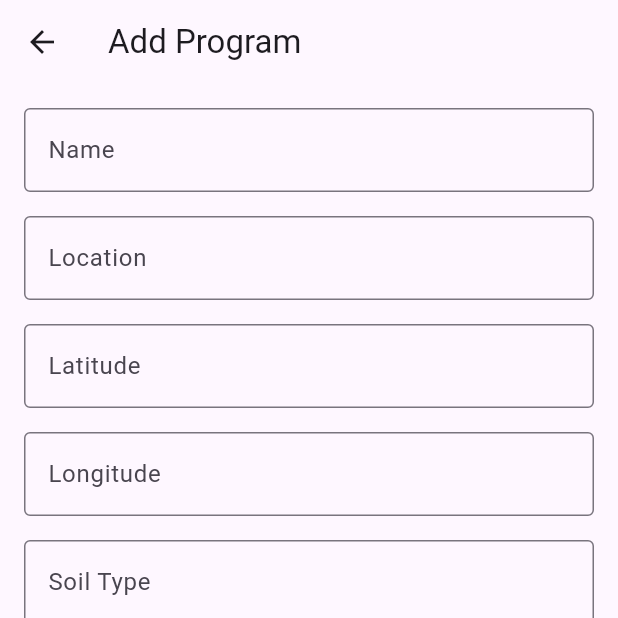
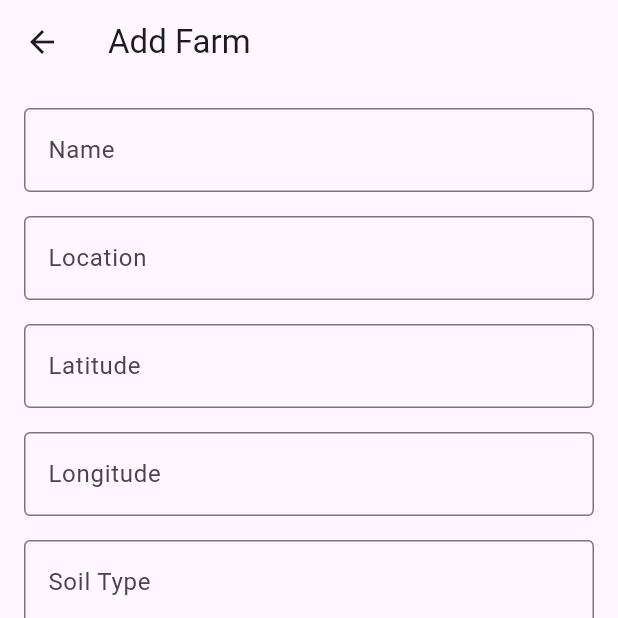
Before and after one commit to daberphl-10/flutter, a Flutter app: the DashboardWrapper screen opened directly, after a tap on the "add" icon, on a phone screen of 412 x 824 dp, the top half of it. Run offline on Flutter 3.47's test engine with Material 3 defaults, Android fonts, the phone set to English and light mode, and no system bars; our stand-ins replace shared_preferences; accounts and stored records are empty; network calls fail.

Commit message:
changes po sa services tas program ginawa ko ng farm

```diff
--- a/lib/app_providers_wrapper.dart
+++ b/lib/app_providers_wrapper.dart
@@ -12,7 +12,7 @@ class AppProvidersWrapper extends StatelessWidget {
   Widget build(BuildContext context) {
     return MultiProvider(
       providers: [
-        ChangeNotifierProvider(create: (_) => ProgramProvider()),
+        ChangeNotifierProvider(create: (_) => FarmProvider()),
         ChangeNotifierProvider(create: (_) => NameProvider()),
         ChangeNotifierProvider(create: (_) => CacaoProvider()),
       ],
--- a/lib/models/program.dart
+++ b/lib/models/program.dart
@@ -1,4 +1,4 @@
-class Program {
+class Farm {
       final int? id;
       final String? name;
       final String? location;
@@ -7,27 +7,33 @@ class Program {
       final String? soil_type;
       final double? area_hectares;
 
-
-
-Program({
+      Farm({
             this.id,
-      required this.name,
-      required this.location,
-      required this.latitude,
-      required this.longitude,
-      required this.soil_type,
-      required this.area_hectares,
+            this.name,
+            this.location,
+            this.latitude,
+            this.longitude,
+            this.soil_type,
+            this.area_hectares,
       });
 
+      // Helper to parse numeric values that may arrive as strings or numbers
+      static double? _parseDouble(dynamic v) {
+            if (v == null) return null;
+            if (v is double) return v;
+            if (v is int) return v.toDouble();
+            if (v is String) return double.tryParse(v);
+            return null;
+      }
 
-factory Program.fromJson(Map<String, dynamic> json) => Program(
-      id: json["id"],
-      name: json["name"],
-      location: json["location"],
-      latitude: json["latitude"]?.toDouble(),
-      longitude: json["longitude"]?.toDouble(),
-      soil_type: json["soil_type"],
-      area_hectares: json["area_hectares"]?.toDouble(),
+      factory Farm.fromJson(Map<String, dynamic> json) => Farm(
+                        id: json["id"] is int ? json["id"] as int : (json["id"] != null ? int.tryParse(json["id"].toString()) : null),
+                        name: json["name"]?.toString(),
+                        location: json["location"]?.toString(),
+                        latitude: _parseDouble(json["latitude"]),
+                        longitude: _parseDouble(json["longitude"]),
+                        soil_type: json["soil_type"]?.toString(),
+                        area_hectares: _parseDouble(json["area_hectares"]),
                   );
 
 Map<String, dynamic> toJson() => {
--- a/lib/providers/program_provider.dart
+++ b/lib/providers/program_provider.dart
@@ -2,33 +2,33 @@ import 'package:flutter/material.dart';
 import '../models/program.dart';
 import '../services/program_service.dart';
 
-class ProgramProvider with ChangeNotifier {
-  List<Program> programs = [];
+class FarmProvider with ChangeNotifier {
+  List<Farm> farms = [];
   bool isLoading = false;
 
-  final ProgramService _service = ProgramService();
+  final FarmService _service = FarmService();
 
-  Future loadPrograms() async {
+  Future loadFarms() async {
     isLoading = true;
     notifyListeners();
 
-    programs = await _service.getPrograms();
+    farms = await _service.getFarms();
     isLoading = false;
     notifyListeners();
   }
 
-  Future<void> createProgram(Program program) async {
-    await _service.createProgram(program);
-    await loadPrograms();
+  Future<void> createFarm(Farm farm) async {
+    await _service.createFarm(farm);
+    await loadFarms();
   }
 
-  Future<void> updateProgram(Program program) async {
-    await _service.updateProgram(program);
-    await loadPrograms();
+  Future<void> updateFarm(Farm farm) async {
+    await _service.updateFarm(farm);
+    await loadFarms();
   }
 
-  Future<void> deleteProgram(int id) async {
-    await _service.deleteProgram(id);
-    await loadPrograms();
+  Future<void> deleteFarm(int id) async {
+    await _service.deleteFarm(id);
+    await loadFarms();
   }
 }
--- a/lib/screens/cacao_list_screen.dart
+++ b/lib/screens/cacao_list_screen.dart
@@ -91,7 +91,7 @@ class _CacaoListScreenState extends State<CacaoListScreen> {
                 final cacao = cacaos[index];
                 return ListTile(
                   title: Text(cacao.variety ?? 'Unknown Variety'),
-                  subtitle: Text('Block: ${cacao.blockName ?? 'N/A'}'),
+                  subtitle: Text('Block: ${cacao.block_name ?? 'N/A'}'),
                   trailing: Row(
                     mainAxisSize: MainAxisSize.min,
                     children: [
--- a/lib/screens/dashboard_wrapper.dart
+++ b/lib/screens/dashboard_wrapper.dart
@@ -13,7 +13,7 @@ class _DashboardWrapperState extends State<DashboardWrapper> {
   int _selectedIndex = 0;
 
   static const List<Widget> _screens = <Widget>[
-    ProgramListScreen(),
+    FarmListScreen(),
     CacaoListScreen(),
   ];
 
--- a/lib/screens/program_form_screen.dart
+++ b/lib/screens/program_form_screen.dart
@@ -2,16 +2,16 @@ import 'package:flutter/material.dart';
 import '../models/program.dart';
 import '../services/api_service.dart';
 
-class ProgramFormScreen extends StatefulWidget {
-  final Program? program; // null for create, Program for edit
+class FarmFormScreen extends StatefulWidget {
+  final Farm? farm; // null for create, Farm for edit
 
-  const ProgramFormScreen({super.key, this.program});
+  const FarmFormScreen({super.key, this.farm});
 
   @override
-  State<ProgramFormScreen> createState() => _ProgramFormScreenState();
+  State<FarmFormScreen> createState() => _FarmFormScreenState();
 }
 
-class _ProgramFormScreenState extends State<ProgramFormScreen> {
+class _FarmFormScreenState extends State<FarmFormScreen> {
   final _formKey = GlobalKey<FormState>();
   final _nameController = TextEditingController();
   final _locationController = TextEditingController();
@@ -25,13 +25,14 @@ class _ProgramFormScreenState extends State<ProgramFormScreen> {
   @override
   void initState() {
     super.initState();
-    if (widget.program != null) {
-      _nameController.text = widget.program!.name ?? '';
-      _locationController.text = widget.program!.location ?? '' ;
-      _latitudeController.text = widget.program!.latitude.toString();
-      _longitudeController.text = widget.program!.longitude.toString();
-      _soilTypeController.text = widget.program!.soil_type ?? '';
-      _areaHectaresController.text = widget.program!.area_hectares.toString();
+    if (widget.farm != null) {
+      _nameController.text = widget.farm!.name ?? '';
+      _locationController.text = widget.farm!.location ?? '';
+      _latitudeController.text = widget.farm!.latitude?.toString() ?? '';
+      _longitudeController.text = widget.farm!.longitude?.toString() ?? '';
+      _soilTypeController.text = widget.farm!.soil_type ?? '';
+      _areaHectaresController.text =
+          widget.farm!.area_hectares?.toString() ?? '';
     }
   }
 
@@ -47,7 +48,7 @@ class _ProgramFormScreenState extends State<ProgramFormScreen> {
     super.dispose();
   }
 
-  Future<void> _saveProgram() async {
+  Future<void> _saveFarm() async {
     if (!_formKey.currentState!.validate()) return;
 
     setState(() {
@@ -55,8 +56,8 @@ class _ProgramFormScreenState extends State<ProgramFormScreen> {
     });
 
     try {
-      final program = Program(
-        id: widget.program?.id,
+      final farm = Farm(
+        id: widget.farm?.id,
         name: _nameController.text.trim(),
         location: _locationController.text.trim(),
         latitude: double.parse(_latitudeController.text.trim()),
@@ -65,17 +66,17 @@ class _ProgramFormScreenState extends State<ProgramFormScreen> {
         area_hectares: double.parse(_areaHectaresController.text.trim()),
       );
 
-      if (widget.program == null) {
-        // Create new program
-        await ApiService.createProgram(program);
+      if (widget.farm == null) {
+        // Create new farm
+        await ApiService.createFarm(farm);
         if (mounted) {
           ScaffoldMessenger.of(context).showSnackBar(
             const SnackBar(content: Text('Farm created successfully')),
           );
         }
       } else {
-        // Update existing program
-        await ApiService.updateProgram(program);
+        // Update existing farm
+        await ApiService.updateFarm(farm);
         if (mounted) {
           ScaffoldMessenger.of(context).showSnackBar(
             const SnackBar(content: Text('Farm updated successfully')),
@@ -105,7 +106,7 @@ class _ProgramFormScreenState extends State<ProgramFormScreen> {
   Widget build(BuildContext context) {
     return Scaffold(
       appBar: AppBar(
-        title: Text(widget.program == null ? 'Add Program' : 'Edit Program'),
+        title: Text(widget.farm == null ? 'Add Farm' : 'Edit Farm'),
         actions: [
           if (_isLoading)
             const Padding(
@@ -241,7 +242,7 @@ class _ProgramFormScreenState extends State<ProgramFormScreen> {
                 ),
                 const SizedBox(height: 24),
                 ElevatedButton(
-                  onPressed: _isLoading ? null : _saveProgram,
+                  onPressed: _isLoading ? null : _saveFarm,
                   child: Text(_isLoading ? 'Saving...' : 'Save'),
                 ),
               ],
--- a/lib/screens/program_list_screen.dart
+++ b/lib/screens/program_list_screen.dart
@@ -4,19 +4,19 @@ import '../models/program.dart';
 import '../services/api_service.dart';
 import 'program_form_screen.dart';
 
-class ProgramListScreen extends StatefulWidget {
-  const ProgramListScreen({super.key});
+class FarmListScreen extends StatefulWidget {
+  const FarmListScreen({super.key});
   @override
-  State<ProgramListScreen> createState() => _ProgramListScreenState();
+  State<FarmListScreen> createState() => _FarmListScreenState();
 }
 
-class _ProgramListScreenState extends State<ProgramListScreen> {
-  late Future<List<Program>> _programList;
+class _FarmListScreenState extends State<FarmListScreen> {
+  late Future<List<Farm>> _farmList;
 
   @override
   void initState() {
     super.initState();
-    _refreshPrograms();
+    _refreshFarms();
   }
 
   // void getToken() async {
@@ -25,40 +25,40 @@ class _ProgramListScreenState extends State<ProgramListScreen> {
 
   // }
 
-  void _refreshPrograms() {
+  void _refreshFarms() {
     setState(() {
-      _programList = ApiService.getPrograms();
+      _farmList = ApiService.getFarms();
     });
   }
 
-  Future<void> _addProgram() async {
+  Future<void> _addFarm() async {
     final result = await Navigator.push(
       context,
-      MaterialPageRoute(builder: (context) => const ProgramFormScreen()),
+      MaterialPageRoute(builder: (context) => const FarmFormScreen()),
     );
     if (result == true) {
-      _refreshPrograms();
+      _refreshFarms();
     }
   }
 
-  Future<void> _editProgram(Program program) async {
+  Future<void> _editFarm(Farm farm) async {
     final result = await Navigator.push(
       context,
       MaterialPageRoute(
-        builder: (context) => ProgramFormScreen(program: program),
+        builder: (context) => FarmFormScreen(farm: farm),
       ),
     );
     if (result == true) {
-      _refreshPrograms();
+      _refreshFarms();
     }
   }
 
-  Future<void> _deleteProgram(Program program) async {
+  Future<void> _deleteFarm(Farm farm) async {
     final confirmed = await showDialog<bool>(
       context: context,
       builder: (context) => AlertDialog(
         title: const Text('Delete Program'),
-        content: Text('Are you sure you want to delete "${program.name}"?'),
+        content: Text('Are you sure you want to delete "${farm.name}"?'),
         actions: [
           TextButton(
             onPressed: () => Navigator.pop(context, false),
@@ -74,12 +74,12 @@ class _ProgramListScreenState extends State<ProgramListScreen> {
 
     if (confirmed == true) {
       try {
-        await ApiService.deleteProgram(program.id!);
+        await ApiService.deleteFarm(farm.id!);
         if (mounted) {
           ScaffoldMessenger.of(context).showSnackBar(
             const SnackBar(content: Text('Program deleted successfully')),
           );
-          _refreshPrograms();
+          _refreshFarms();
         }
       } catch (e) {
         if (mounted) {
@@ -95,8 +95,8 @@ class _ProgramListScreenState extends State<ProgramListScreen> {
   Widget build(BuildContext context) {
     return Scaffold(
       appBar: AppBar(title: const Text('Farm List')),
-      body: FutureBuilder<List<Program>>(
-        future: _programList,
+      body: FutureBuilder<List<Farm>>(
+        future: _farmList,
         builder: (context, snapshot) {
           if (snapshot.connectionState == ConnectionState.waiting) {
             return const Center(child: CircularProgressIndicator());
@@ -115,7 +115,7 @@ class _ProgramListScreenState extends State<ProgramListScreen> {
                   ),
                   const SizedBox(height: 16),
                   ElevatedButton(
-                    onPressed: _refreshPrograms,
+                    onPressed: _refreshFarms,
                     child: const Text('Retry'),
                   ),
                 ],
@@ -123,27 +123,27 @@ class _ProgramListScreenState extends State<ProgramListScreen> {
             );
           }
           if (!snapshot.hasData || snapshot.data!.isEmpty) {
-            return const Center(child: Text('No programs found'));
+            return const Center(child: Text('No farms found'));
           }
-          final programs = snapshot.data!;
+          final farms = snapshot.data!;
           return ListView.builder(
-            itemCount: programs.length,
+            itemCount: farms.length,
             itemBuilder: (context, index) {
-              final program = programs[index];
+              final farm = farms[index];
 
               return ListTile(
-                title: Text(program.name ?? 'N/A'),
-                subtitle: Text(program.location ?? 'N/A'),
+                title: Text(farm.name ?? 'N/A'),
+                subtitle: Text(farm.location ?? 'N/A'),
                 trailing: Row(
                   mainAxisSize: MainAxisSize.min,
                   children: [
                     IconButton(
                       icon: const Icon(Icons.edit, color: Colors.blue),
-                      onPressed: () => _editProgram(program),
+                      onPressed: () => _editFarm(farm),
                     ),
                     IconButton(
                       icon: const Icon(Icons.delete, color: Colors.red),
-                      onPressed: () => _deleteProgram(program),
+                      onPressed: () => _deleteFarm(farm),
                     ),
                   ],
                 ),
@@ -153,7 +153,7 @@ class _ProgramListScreenState extends State<ProgramListScreen> {
         },
       ),
       floatingActionButton: FloatingActionButton(
-        onPressed: _addProgram,
+        onPressed: _addFarm,
         child: const Icon(Icons.add),
       ),
     );
--- a/lib/services/api_service.dart
+++ b/lib/services/api_service.dart
@@ -8,10 +8,9 @@ class ApiService {
   // static const String baseUrl = "http://188.1.0.244:8000/api/programs";
   // static const String baseUrl = "http://localhost:8000/api/program";
 
-  static Future<List<Program>> getPrograms() async {
-
+  static Future<List<Farm>> getFarms() async {
     final SharedPreferences prefs = await SharedPreferences.getInstance();
-      String token = prefs.getString('token').toString();
+    String token = prefs.getString('token') ?? '';
 
     final response = await http.get(Uri.parse('$baseUrl/farms'),
         headers: {
@@ -23,13 +22,13 @@ class ApiService {
     if (response.statusCode == 200) {
       // print(response.body);
       final List data = jsonDecode(response.body)["data"];
-      return data.map((e) => Program.fromJson(e)).toList();
+      return data.map((e) => Farm.fromJson(e)).toList();
     } else {
       throw Exception('Failed to load programs');
     }
   }
 
-  static Future<Program> createProgram(Program program) async {
+  static Future<Farm> createFarm(Farm farm) async {
 
      final SharedPreferences prefs = await SharedPreferences.getInstance();
     String token = prefs.getString('token').toString();
@@ -40,18 +39,18 @@ class ApiService {
         'Accept': 'application/json',
         'Authorization': 'Bearer $token',
       },
-      body: jsonEncode(program.toJson()),
+      body: jsonEncode(farm.toJson()),
     );
 
     if (response.statusCode == 201) {
       final data = jsonDecode(response.body)["data"];
-      return Program.fromJson(data);
+      return Farm.fromJson(data);
     } else {
-      throw Exception('Failed to create program');
+      throw Exception('Failed to create farm');
     }
   }
 
-  static Future<Program> updateProgram(Farms farm) async {
+  static Future<Farm> updateFarm(Farm farm) async {
      final SharedPreferences prefs = await SharedPreferences.getInstance();
     String token = prefs.getString('token').toString();
 
@@ -67,13 +66,13 @@ class ApiService {
 
     if (response.statusCode == 200) {
       final data = jsonDecode(response.body)["data"];
-      return Program.fromJson(data);
+      return Farm.fromJson(data);
     } else {
       throw Exception('Failed to update program');
     }
   }
 
-  static Future<void> deleteProgram(int id) async {
+  static Future<void> deleteFarm(int id) async {
 
      final SharedPreferences prefs = await SharedPreferences.getInstance();
     String token = prefs.getString('token').toString();
@@ -86,7 +85,7 @@ class ApiService {
     });
 
     if (response.statusCode != 200 && response.statusCode != 204) {
-      throw Exception('Failed to delete program');
+      throw Exception('Failed to delete farm');
     }
   }
 }
--- a/lib/user/LoginPage.dart
+++ b/lib/user/LoginPage.dart
@@ -26,7 +26,7 @@ class _LoginPageState extends State<LoginPage> {
             Navigator.push(
               context,
               MaterialPageRoute(
-                builder: (context) => const ProgramListScreen(),
+                builder: (context) => const FarmListScreen(),
               ),
             ),
           }
--- a/lib/user/register_page.dart
+++ b/lib/user/register_page.dart
@@ -41,7 +41,7 @@ class _RegisterPageState extends State<RegisterPage> {
       if (success && mounted) {
         Navigator.pushReplacement(
           context,
-          MaterialPageRoute(builder: (context) => const ProgramListScreen()),
+          MaterialPageRoute(builder: (context) => const FarmListScreen()),
         );
       } else if (mounted) {
         ScaffoldMessenger.of(context).showSnackBar(
```
Also changed, not shown: lib/models/cacao.dart (+20 -20 lines), lib/screens/cacao_form_screen.dart (+11 -15 lines), lib/services/cacao_service.dart (+4 -4 lines), lib/services/program_service.dart (+12 -73 lines), 1 other file. Lines whose indentation alone changed are shown as unchanged.
